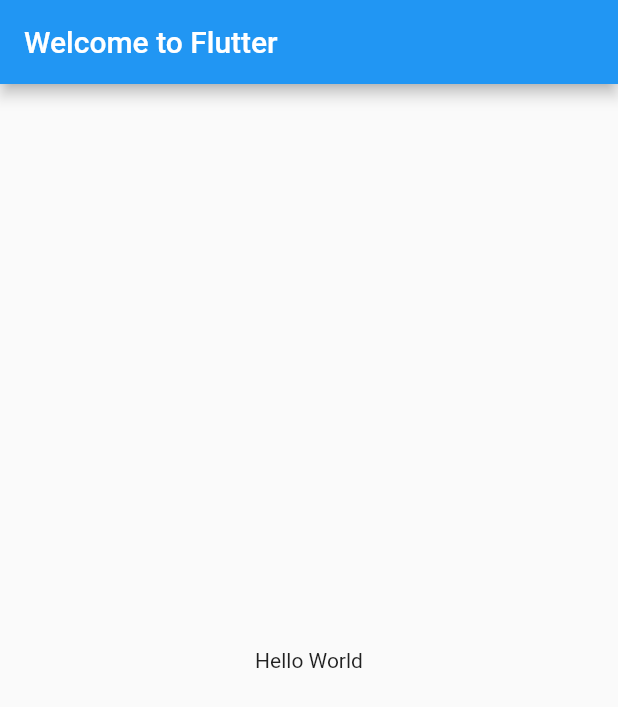
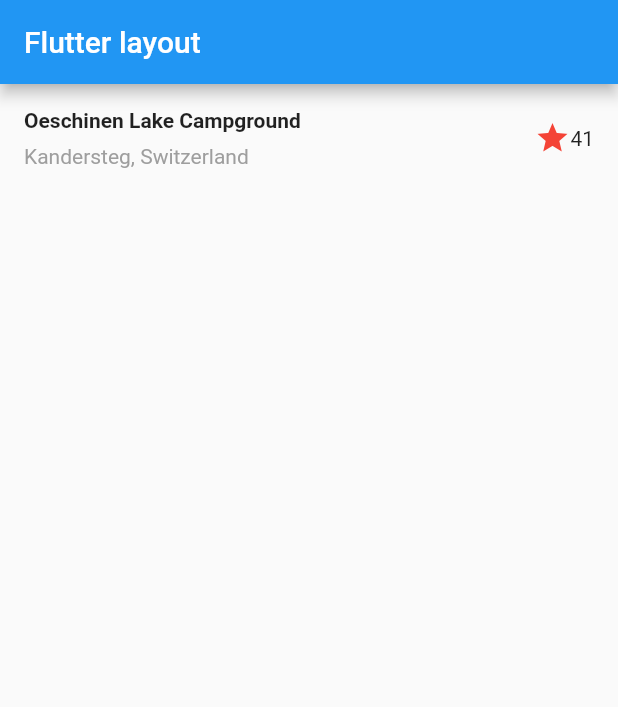
Before and after one commit to aungzinphyo94/FlutterLayout, a Flutter app: the screen it shows after launch, on a phone screen of 412 x 824 dp. Shown: the top 707 px of the screen. Run offline on Flutter 3.47's test engine with Material 2 defaults, Android fonts, the phone set to English and light mode, and no system bars.

Commit message:
Add Title Row

```diff
--- a/lib/main.dart
+++ b/lib/main.dart
@@ -6,14 +6,53 @@ class MyApp extends StatelessWidget {
   // This widget is the root of your application.
   @override
   Widget build(BuildContext context) {
+    //#docregion titleSection
+    Widget titleSection = Container(
+      padding: const EdgeInsets.all(16),
+      child: Row(
+        children:[
+          Expanded(
+            child: Column(
+              crossAxisAlignment: CrossAxisAlignment.start,
+              children: [
+                Container(
+                  padding: const EdgeInsets.only(bottom: 8),
+                  child: Text(
+                    'Oeschinen Lake Campground',
+                    style: TextStyle(
+                      fontWeight: FontWeight.bold
+                    ),
+                  ),
+                ),
+                Text(
+                  'Kandersteg, Switzerland',
+                  style: TextStyle(
+                    color: Colors.grey[500]
+                  ),
+                )
+              ],
+            ),
+          ),
+          Icon(
+            Icons.star,
+            color: Colors.red[500],
+          ),
+          Text('41'),
+        ],
+      ),
+    );
+    //#enddoregion titleSection
+
     return MaterialApp(
-      title: 'Flutter Layout',
+      title: 'Flutter layout',
       home: Scaffold(
         appBar: AppBar(
-          title: Text('Welcome to Flutter'),
+          title: Text('Flutter layout'),
         ),
-        body: Center(
-          child: Text('Hello World'),
+        body: Column(
+          children: <Widget>[
+            titleSection
+          ],
         ),
       ),
     );
```
